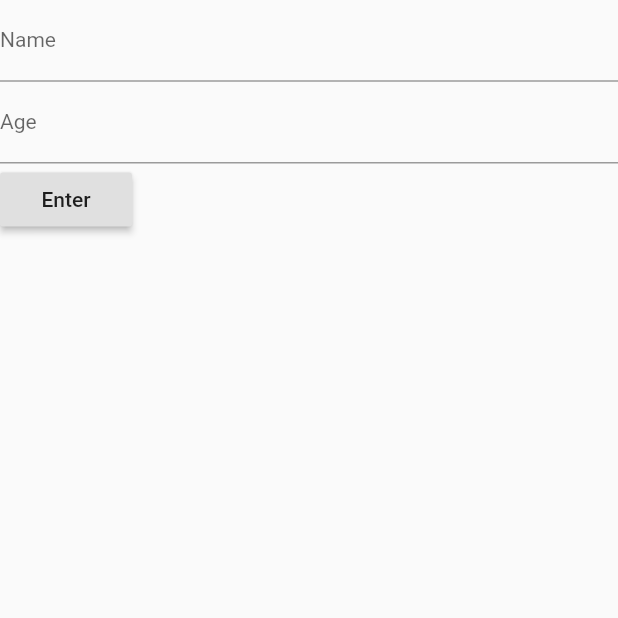
After one commit to CodeWizrd001/app_front, a Flutter app: the Send screen opened directly, after a tap on "Enter", on a phone screen of 412 x 824 dp, the top half of it. The commit adds this screen. Run offline on Flutter 3.47's test engine with Material 2 defaults, Android fonts, the phone set to English and light mode, and no system bars; missing offline and left inert: ussd; statements that could not run were skipped.

Commit message:
Added A Send Class that sends Student Data to the backend
Very Crude POST method implemented

```diff
--- /dev/null
+++ b/lib/Dependencies/send.dart
@@ -0,0 +1,181 @@
+import 'dart:convert';
+
+import 'package:flutter/material.dart';
+import '../DataClasses/Stu.dart';
+import 'package:http/http.dart' as http;
+
+class Send extends StatefulWidget {
+  final String uri;
+  final String port;
+
+  Send({
+    this.uri,
+    this.port,
+  });
+
+  @override
+  _SendState createState() => _SendState(uri: uri,port: port);
+}
+
+class _SendState extends State<Send> {
+  final String uri;
+  final String port;
+
+  var nameCont = TextEditingController();
+  var ageCont = TextEditingController();
+
+  _SendState({
+    this.uri,
+    this.port,
+  });
+
+  @override
+  Widget build(BuildContext context) {
+    return SafeArea(
+      child: Scaffold(
+        body: Column(
+          children: <Widget>[
+            Row(
+              children: <Widget>[
+                Expanded(
+                  child: TextField(
+                    decoration: InputDecoration(labelText: "Name"),
+                    controller: nameCont,
+                    style: Theme.of(context).textTheme.body1,
+                  ),
+                ),
+              ],
+            ),
+            Row(
+              children: <Widget>[
+                Expanded(
+                  child: TextField(
+                    decoration: InputDecoration(labelText: "Age"),
+                    controller: ageCont,
+                    style: Theme.of(context).textTheme.body1,
+                  ),
+                ),
+              ],
+            ),
+            Row(
+              children: <Widget>[
+                Center(
+                  child: RaisedButton(
+                    child: Text("Enter"),
+                    onPressed: () {
+                      print(nameCont.text);
+                      print(ageCont.text);
+                      if (nameCont.text != "" && ageCont.text != "") {
+                        var data = Stu(
+                          name: nameCont.text,
+                          age: int.parse(ageCont.text) ,
+                        );
+                        return Navigator.push(
+                          context,
+                          MaterialPageRoute(
+                            builder: (BuildContext context) => SendData(
+                              uri: uri,
+                              port: port,
+                              data: data,
+                            ),
+                          ),
+                        );
+                      }
+                      else
+                        return Navigator.push(
+                          context,
+                          MaterialPageRoute(
+                            builder: (BuildContext context) => SafeArea(
+                              child: Scaffold(
+                                backgroundColor: Colors.black,
+                                body: Center(
+                                  child: Text(
+                                    "Enter All Info",
+                                    style: TextStyle(
+                                      color: Colors.red,
+                                      fontSize: 25,
+                                    ),
+                                  ),
+                                ),
+                              ),
+                            ),
+                          ),
+                        );
+                    },
+                  ),
+                )
+              ],
+            )
+          ],
+        ),
+      ),
+    );
+  }
+}
+
+class SendData extends StatefulWidget {
+  final String uri;
+  final String port;
+  final Stu data;
+
+  SendData({
+    this.uri,
+    this.port,
+    this.data,
+  });
+
+  @override
+  _SendDataState createState() => _SendDataState(uri: uri,port:port,data: data);
+}
+
+class _SendDataState extends State<SendData> {
+  final String uri;
+  final String port;
+  final Stu data;
+
+  _SendDataState({
+    this.uri,
+    this.port,
+    this.data,
+  });
+
+  Future<Stu> t;
+
+  Future<Stu> sendData() async {
+    print("Sending Request $uri:$port") ;
+    final http.Response response = await http.post(
+      Uri.http("$uri:$port", "/add"),
+      headers: <String, String>{
+        'Content-Type': 'application/json; charset=UTF-8',
+      },
+      body: jsonEncode(<String, String>{
+        'name': data.name,
+        'age': data.age.toString(),
+      }),
+    );
+    if (response.statusCode == 200) {
+      return Stu.fromJson(json.decode(response.body));
+    } else {
+      throw Exception('Failed to load album');
+    }
+  }
+
+  @override
+  Widget build(BuildContext context) {
+    print("Came Here") ;
+    t = sendData();
+    return SafeArea(
+      child: FutureBuilder<Stu>(
+        future: t,
+        builder: (context, snapshot) {
+          if (snapshot.hasData) {
+            return Text(snapshot.data.name);
+          } else if (snapshot.hasError) {
+            return Text("${snapshot.error}");
+          }
+          return CircularProgressIndicator();
+        },
+      ),
+    );
+  }
+}
```
Also changed, not shown: lib/main.dart (+16 -2 lines).
